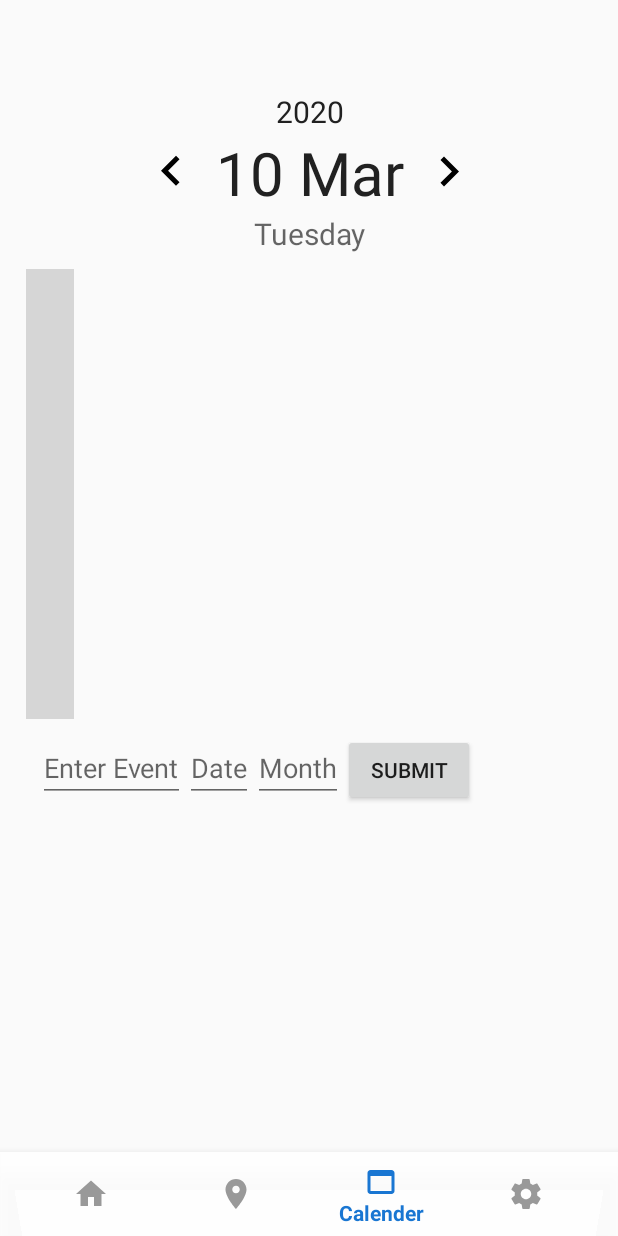
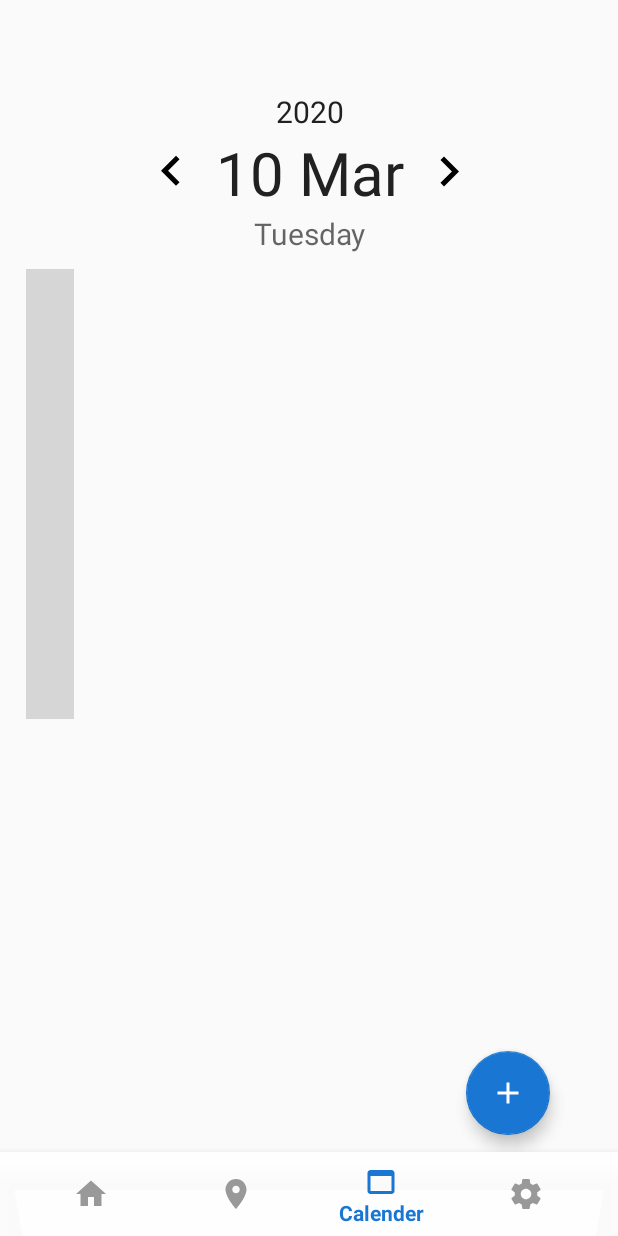
Before and after one commit to Vijayreddy-598/Collegemate, an Android app: the CalendarFragment screen opened through its navigation route, on a phone screen of 412 x 824 dp. Run offline under Robolectric (Android 15) with nearby library versions, the phone set to English and light mode, and no system bars; our stand-ins replace navigation-ui; libraries missing offline, so code that uses them is left out: com.github.sundeepk.compactcalendarview; plain views replace CompactCalendarView; 6 statements that could not run were skipped; grey boxes are pictures that could not be loaded.

Commit message:
Add Events Implemented with SQLite

```diff
--- a/app/src/main/java/com/batch16/collegemate/Functions/LocationMonitoringService.java
+++ b/app/src/main/java/com/batch16/collegemate/Functions/LocationMonitoringService.java
@@ -46,8 +46,8 @@ public class LocationMonitoringService extends Service  implements LocationListe
                 .addApi(LocationServices.API)
                 .build();
 
-        mLocationRequest.setInterval(10000);
-        mLocationRequest.setFastestInterval(5000);
+        mLocationRequest.setInterval(300000);
+        mLocationRequest.setFastestInterval(60000);
 
 
         int priority = LocationRequest.PRIORITY_HIGH_ACCURACY; //by default
--- a/app/src/main/java/com/batch16/collegemate/ui/CalendarFragment.java
+++ b/app/src/main/java/com/batch16/collegemate/ui/CalendarFragment.java
@@ -2,6 +2,7 @@ package com.batch16.collegemate.ui;
 
 import android.app.ActionBar;
 import android.app.AlertDialog;
+import android.app.DatePickerDialog;
 import android.content.ContentValues;
 import android.content.Context;
 import android.content.DialogInterface;
@@ -11,6 +12,7 @@ import android.graphics.Color;
 import android.graphics.drawable.Drawable;
 import android.os.Build;
 import android.os.Bundle;
+import android.text.InputType;
 import android.util.AttributeSet;
 import android.util.Log;
 import android.view.LayoutInflater;
@@ -18,8 +20,10 @@ import android.view.View;
 import android.view.ViewGroup;
 import android.widget.ArrayAdapter;
 import android.widget.Button;
+import android.widget.DatePicker;
 import android.widget.EditText;
 import android.widget.ImageView;
+import android.widget.LinearLayout;
 import android.widget.ListView;
 import android.widget.TextView;
 import android.widget.Toast;
@@ -34,6 +38,7 @@ import com.batch16.collegemate.R;
 import com.github.sundeepk.compactcalendarview.CompactCalendarView;
 import com.github.sundeepk.compactcalendarview.domain.Event;
 import com.google.android.material.floatingactionbutton.FloatingActionButton;
+import com.google.android.material.snackbar.Snackbar;
 
 import java.text.ParseException;
 import java.text.SimpleDateFormat;
@@ -69,7 +74,7 @@ public class CalendarFragment extends Fragment {
     public String passDayClicked;
     EditText date,month,event;
     Button addevent;
-
+    int sdate,smonth;
 
 
     public View onCreateView(@NonNull LayoutInflater inflater, ViewGroup container, Bundle savedInstanceState) {
@@ -87,23 +92,12 @@ public class CalendarFragment extends Fragment {
 
         my= new MyDB(getContext());
 
-        date=root.findViewById(R.id.Date);
-        month=root.findViewById(R.id.Month);
-        event=root.findViewById(R.id.Event);
-        addevent=root.findViewById(R.id.addevent);
-        addevent.setOnClickListener(new View.OnClickListener() {
+        FloatingActionButton fab = root.findViewById(R.id.fab);
+        fab.setOnClickListener(new View.OnClickListener() {
+            @RequiresApi(api = Build.VERSION_CODES.O)
             @Override
-            public void onClick(View v) {
-                String sevent=event.getText().toString();
-                int sdate=Integer.parseInt(date.getText().toString());
-                int smonth=Integer.parseInt(month.getText().toString());
-                ContentValues cv=new ContentValues();
-                cv.put(my.COL_1,sevent);
-                cv.put(my.COL_2,sdate);
-                cv.put(my.COL_3,smonth);
-                cv.put(my.COL_4,70);
-                my.insertData(cv);
-                Toast.makeText(getContext(),"success",Toast.LENGTH_SHORT).show();
+            public void onClick(View view) {
+                open(root);
             }
         });
 
@@ -140,6 +134,8 @@ public class CalendarFragment extends Fragment {
                 moView.setText(dateFormatForMonth.format(dateClicked));
                 yearView.setText(dateFormatForYear.format(dateClicked));
                 dayView.setText(dateFormatForDate.format(dateClicked));
+                        sdate =dateClicked.getDate();
+                        smonth =dateClicked.getMonth();
                 Log.d(TAG, "inside onclick " + dateFormatForDisplaying.format(dateClicked));
                 List<Event> bookingsFromMap = compactCalendarView.getEvents(dateClicked);
 
@@ -169,9 +165,6 @@ public class CalendarFragment extends Fragment {
                 compactCalendarView.scrollLeft();
             }
         });
-
-
-
         right.setOnClickListener(new View.OnClickListener() {
             @Override
             public void onClick(View v) {
@@ -182,11 +175,51 @@ public class CalendarFragment extends Fragment {
         return root;
     }
 
+
+    //Floating Action Button Function
+    private void open(View root) {
+
+        AlertDialog.Builder alertDialogBuilder = new AlertDialog.Builder(getContext());
+        Context context=root.getContext();
+        LinearLayout layout = new LinearLayout(context);
+        layout.setOrientation(LinearLayout.VERTICAL);
+        layout.setPadding(24,24,24,24);
+
+        final EditText EventBox = new EditText(context);
+        EventBox.setHint("Enter Event");
+        EventBox.setInputType(InputType.TYPE_CLASS_TEXT);
+        layout.addView(EventBox);
+
+        alertDialogBuilder.setView(layout);
+
+
+        alertDialogBuilder.setPositiveButton("Add", new DialogInterface.OnClickListener() {
+            public void onClick(DialogInterface dialog, int whichButton) {
+                //What ever you want to do with the value
+                String sevent=EventBox.getText().toString();
+                ContentValues cv=new ContentValues();
+                cv.put(my.COL_1,sevent);
+                cv.put(my.COL_2,sdate);
+                cv.put(my.COL_3,smonth);
+                cv.put(my.COL_4,70);
+                my.insertData(cv);
+                Toast.makeText(getContext(),"success",Toast.LENGTH_SHORT).show();
+            }
+        });
+
+        alertDialogBuilder.setNegativeButton("Cancel", new DialogInterface.OnClickListener() {
+            public void onClick(DialogInterface dialog, int whichButton) {
+                // what ever you want to do with No option.
+            }
+        });
+
+        alertDialogBuilder.show();
+    }
+
     private void loadEvents() {
            List<Event> events = getEvents(2);
            compactCalendarView.addEvents(events);
     }
-
 
 
     private List<Event> getEvents(int month) {
--- a/app/src/main/java/com/batch16/collegemate/ui/HomeFragment.java
+++ b/app/src/main/java/com/batch16/collegemate/ui/HomeFragment.java
@@ -23,15 +23,6 @@ public class HomeFragment extends Fragment {
                              ViewGroup container, Bundle savedInstanceState) {
 
         View root = inflater.inflate(R.layout.fragment_home, container, false);
-        edTxt=root.findViewById(R.id.uptext);
-        but=root.findViewById(R.id.submitBut);
-        but.setOnClickListener(new View.OnClickListener() {
-            @Override
-            public void onClick(View v) {
-                String txt=edTxt.getText().toString();
-
-            }
-        });
         return root;
     }
 
--- /dev/null
+++ b/app/src/main/res/drawable-v24/ic_add.xml
@@ -0,0 +1,9 @@
+<vector xmlns:android="http://schemas.android.com/apk/res/android"
+        android:width="24dp"
+        android:height="24dp"
+        android:viewportWidth="24.0"
+        android:viewportHeight="24.0">
+    <path
+        android:fillColor="#FFFFFFFF"
+        android:pathData="M19,13h-6v6h-2v-6H5v-2h6V5h2v6h6v2z"/>
+</vector>
--- a/app/src/main/res/layout/fragment_calender.xml
+++ b/app/src/main/res/layout/fragment_calender.xml
@@ -8,6 +8,27 @@
     android:layout_margin="15sp"
     android:orientation="vertical"
     tools:context=".ui.CalendarFragment">
+
+    <com.google.android.material.floatingactionbutton.FloatingActionButton
+        android:id="@+id/fab"
+        android:layout_width="wrap_content"
+        android:layout_height="wrap_content"
+        android:layout_margin="15dp"
+        android:clickable="true"
+        android:gravity="center"
+        android:text="PRIMARY"
+        android:tint="@android:color/white"
+        app:backgroundTint="@color/colorPrimary"
+        app:fabSize="normal"
+        app:layout_constraintBottom_toBottomOf="parent"
+        app:layout_constraintEnd_toEndOf="parent"
+        app:layout_constraintHorizontal_bias="0.95"
+        app:layout_constraintVertical_bias="0.85"
+        app:layout_constraintStart_toStartOf="parent"
+        app:layout_constraintTop_toBottomOf="@+id/compactcalendar_view"
+        app:rippleColor="@color/grey_5"
+        app:srcCompat="@drawable/ic_add" />
+
     <LinearLayout
             android:id="@+id/linearLayout4"
             android:layout_width="wrap_content"
@@ -21,7 +42,6 @@
             app:layout_constraintHorizontal_bias="0.504"
             app:layout_constraintStart_toStartOf="parent"
             app:layout_constraintTop_toTopOf="parent">
-
             <ImageView
                 android:id="@+id/leftArrow"
                 android:layout_width="40sp"
@@ -74,11 +94,15 @@
     <ListView
         android:id="@+id/bookings_listview"
         android:layout_width="match_parent"
-            android:layout_height="200sp"
+        android:layout_height="wrap_content"
+        app:layout_constraintBottom_toBottomOf="parent"
         app:layout_constraintEnd_toEndOf="parent"
         app:layout_constraintHorizontal_bias="1.0"
         app:layout_constraintStart_toStartOf="parent"
-            app:layout_constraintTop_toBottomOf="@+id/linearLayout5" />
+        app:layout_constraintTop_toBottomOf="@+id/compactcalendar_view"
+        app:layout_constraintVertical_bias="0.184">
+
+    </ListView>
 
     <com.github.sundeepk.compactcalendarview.CompactCalendarView
         android:id="@+id/compactcalendar_view"
@@ -99,47 +123,5 @@
         app:layout_constraintStart_toStartOf="parent"
         app:layout_constraintTop_toBottomOf="@+id/linearLayout4" />
 
-        <LinearLayout
-            android:id="@+id/linearLayout5"
-            android:layout_width="match_parent"
-            android:layout_height="wrap_content"
-            android:layout_margin="10sp"
-            android:orientation="horizontal"
-            app:layout_constraintEnd_toEndOf="parent"
-            app:layout_constraintStart_toStartOf="parent"
-            app:layout_constraintTop_toBottomOf="@+id/compactcalendar_view">
-
-            <EditText
-                android:id="@+id/Event"
-                android:layout_width="wrap_content"
-                android:layout_height="wrap_content"
-                android:hint="Enter Event"
-                android:nextFocusRight="@+id/Date"
-                android:inputType="text"
-                android:imeOptions="actionNext"/>
-
-            <EditText
-                android:id="@+id/Date"
-                android:layout_width="wrap_content"
-                android:layout_height="wrap_content"
-                android:hint="Date"
-                android:nextFocusRight="@+id/Month"
-                android:inputType="numberSigned"
-                android:imeOptions="actionNext"/>
-
-            <EditText
-                android:id="@+id/Month"
-                android:layout_width="wrap_content"
-                android:layout_height="wrap_content"
-                android:hint="Month"
-                android:inputType="numberSigned"
-                android:imeOptions="actionDone"/>
-
-            <Button
-                android:id="@+id/addevent"
-                android:layout_width="wrap_content"
-                android:layout_height="wrap_content"
-                android:text="Submit" />
-        </LinearLayout>
 
 </androidx.constraintlayout.widget.ConstraintLayout>
--- a/app/src/main/res/values/dimens.xml
+++ b/app/src/main/res/values/dimens.xml
@@ -26,6 +26,6 @@
     <dimen name="spacing_xxxlarge">55dp</dimen>
     <dimen name="appbar_padding_top">8dp</dimen>
 
-    <dimen name="design_fab_image_size" tools:override="true">56dp</dimen>
+    <!--<dimen name="design_fab_image_size" tools:override="true">56dp</dimen>-->
 
 </resources>
```
Also changed, not shown: app/src/main/res/layout/fragment_home.xml (+9 -29 lines), app/src/main/res/values/styles.xml (+21 -3 lines). Lines whose indentation alone changed are shown as unchanged.
